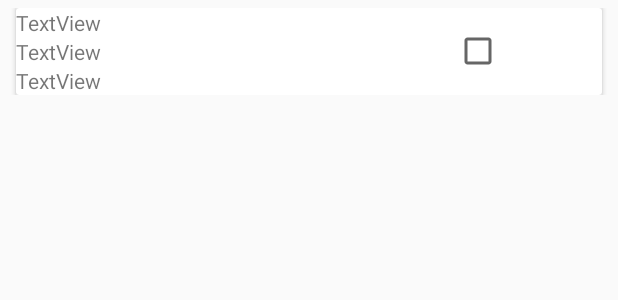
After one commit to sapirmadmon/RemindMe, an Android app: the layout row_task.xml on its own in the app's theme, with its tools: preview values and no code run, on a phone screen of 412 x 824 dp. The commit adds this screen. Shown: the top 300 px of the screen. Run offline under Robolectric (Android 15) with nearby library versions, the phone set to English and light mode, and no system bars.

Commit message:
Add class for Task. Add recyclerview and cardView

```diff
--- a/app/src/main/java/com/example/remindme/MainFragment.java
+++ b/app/src/main/java/com/example/remindme/MainFragment.java
@@ -44,7 +44,7 @@ public class MainFragment extends Fragment {
 
        // fab = (FloatingActionButton) view.findViewById(R.id.fab);
 
-        pageAdapter = new PageAdapter(getFragmentManager(), tabLayout.getTabCount());
+        pageAdapter = new PageAdapter(getParentFragmentManager(), tabLayout.getTabCount());
         viewPager.setAdapter(pageAdapter);
 
         tabLayout.addOnTabSelectedListener(new TabLayout.OnTabSelectedListener() {
--- /dev/null
+++ b/app/src/main/java/com/example/remindme/Priority.java
@@ -0,0 +1,5 @@
+package com.example.remindme;
+
+public enum Priority {
+    HIGH, MEDIUM, LOW
+}
--- /dev/null
+++ b/app/src/main/res/layout/row_task.xml
@@ -0,0 +1,69 @@
+<?xml version="1.0" encoding="utf-8"?>
+<androidx.constraintlayout.widget.ConstraintLayout
+    xmlns:android="http://schemas.android.com/apk/res/android"
+    xmlns:tools="http://schemas.android.com/tools"
+    android:layout_margin="5dp"
+    android:layout_width="match_parent"
+    android:layout_height="wrap_content">
+
+    <androidx.cardview.widget.CardView
+        android:layout_width="match_parent"
+        android:layout_height="wrap_content"
+        android:layout_margin="5dp"
+        android:clickable="true"
+        tools:ignore="MissingConstraints">
+
+
+        <LinearLayout
+            android:layout_width="match_parent"
+            android:layout_height="match_parent"
+            android:orientation="horizontal">
+
+            <LinearLayout
+                android:layout_width="292dp"
+                android:layout_height="wrap_content"
+                android:orientation="vertical">
+
+                <TextView
+                    android:id="@+id/textView_description"
+                    android:layout_width="wrap_content"
+                    android:layout_height="wrap_content"
+                    android:text="TextView"
+                    tools:layout_editor_absoluteX="176dp"
+                    tools:layout_editor_absoluteY="0dp" />
+
+                <TextView
+                    android:id="@+id/textView_date"
+                    android:layout_width="wrap_content"
+                    android:layout_height="wrap_content"
+                    android:text="TextView"
+                    tools:layout_editor_absoluteX="176dp"
+                    tools:layout_editor_absoluteY="27dp" />
+
+                <TextView
+                    android:id="@+id/textView_location"
+                    android:layout_width="wrap_content"
+                    android:layout_height="wrap_content"
+                    android:text="TextView"
+                    tools:layout_editor_absoluteX="176dp"
+                    tools:layout_editor_absoluteY="54dp" />
+
+            </LinearLayout>
+
+            <LinearLayout
+                android:layout_width="wrap_content"
+                android:layout_height="match_parent"
+                android:layout_gravity="center_vertical"
+                android:orientation="vertical">
+
+                <CheckBox
+                    android:id="@+id/checkboxIfDone"
+                    android:layout_width="69dp"
+                    android:layout_height="match_parent"
+                    android:gravity="center" />
+            </LinearLayout>
+        </LinearLayout>
+
+
+    </androidx.cardview.widget.CardView>
+</androidx.constraintlayout.widget.ConstraintLayout>
```
Also changed, not shown: app/build.gradle (+8 -4 lines), app/src/main/java/com/example/remindme/MainActivity.java (+4 -4 lines), app/src/main/java/com/example/remindme/MyAdapter.java (added, +61 -0 lines), app/src/main/java/com/example/remindme/RemindersFragment.java (+33 -1 lines), app/src/main/java/com/example/remindme/Task.java (added, +60 -0 lines), app/src/main/res/layout/fragment_add_task.xml (+24 -8 lines), app/src/main/res/layout/fragment_reminders.xml (+6 -5 lines), app/src/main/res/drawable/thumbtack.png (added).
